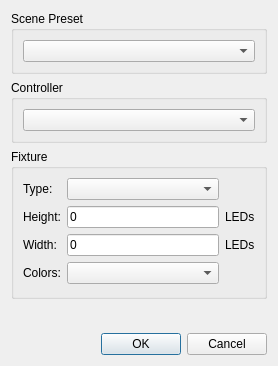
Before: the Qt Designer form PatternPaint/sceneconfiguration.ui in Blinkinlabs/PatternPaint, drawn with Qt 5.
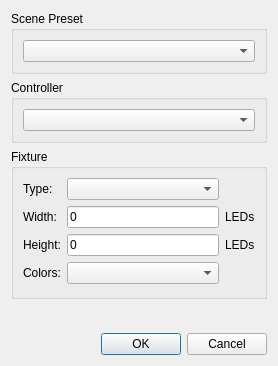
After: the same form once the commit is applied.

Commit message: List fixture width before height in config window

The edit to the form file:
```diff
--- a/PatternPaint/sceneconfiguration.ui
+++ b/PatternPaint/sceneconfiguration.ui
@@ -50,17 +50,31 @@
       <property name="bottomMargin">
        <number>12</number>
       </property>
+      <item row="4" column="0">
+       <widget class="QLabel" name="label">
+        <property name="text">
+         <string>Colors:</string>
+        </property>
+       </widget>
+      </item>
+      <item row="2" column="0">
+       <widget class="QLabel" name="label_3">
+        <property name="text">
+         <string>Height:</string>
+        </property>
+       </widget>
+      </item>
+      <item row="2" column="2">
+       <widget class="QLabel" name="label_4">
+        <property name="text">
+         <string>LEDs</string>
+        </property>
+       </widget>
+      </item>
       <item row="0" column="1">
        <widget class="QComboBox" name="FixtureType"/>
       </item>
-      <item row="2" column="2">
-       <widget class="QLabel" name="label_5">
-        <property name="text">
-         <string>LEDs</string>
-        </property>
-       </widget>
-      </item>
-      <item row="1" column="1">
+      <item row="2" column="1">
        <widget class="QLineEdit" name="fixtureHeight">
         <property name="text">
          <string>0</string>
@@ -77,17 +91,10 @@
         </property>
        </widget>
       </item>
-      <item row="3" column="1">
+      <item row="4" column="1">
        <widget class="QComboBox" name="ColorType"/>
       </item>
-      <item row="1" column="2">
-       <widget class="QLabel" name="label_4">
-        <property name="text">
-         <string>LEDs</string>
-        </property>
-       </widget>
-      </item>
-      <item row="2" column="1">
+      <item row="1" column="1">
        <widget class="QLineEdit" name="fixtureWidth">
         <property name="text">
          <string>0</string>
@@ -97,24 +104,17 @@
         </property>
        </widget>
       </item>
-      <item row="2" column="0">
+      <item row="1" column="0">
        <widget class="QLabel" name="label_6">
         <property name="text">
          <string>Width:</string>
         </property>
        </widget>
       </item>
-      <item row="3" column="0">
-       <widget class="QLabel" name="label">
+      <item row="1" column="2">
+       <widget class="QLabel" name="label_5">
         <property name="text">
-         <string>Colors:</string>
-        </property>
-       </widget>
-      </item>
-      <item row="1" column="0">
-       <widget class="QLabel" name="label_3">
-        <property name="text">
-         <string>Height:</string>
+         <string>LEDs</string>
         </property>
        </widget>
       </item>
```
